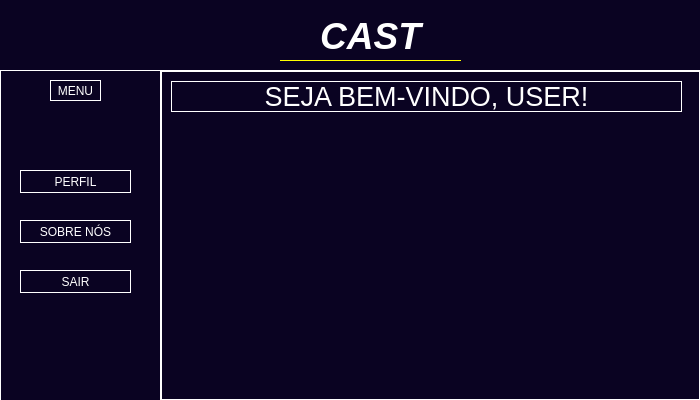
This is telas/tela_menu.ui in Alisson-Rodrigo/poo-II as Qt 5 draws it before an edit. The edited form follows.
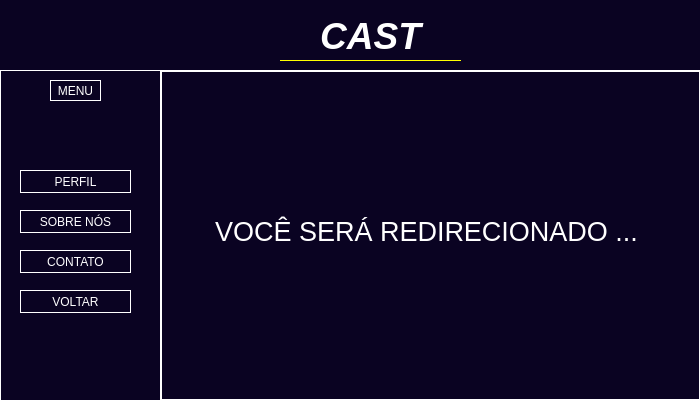
This is the edited form.

```diff
--- a/telas/tela_menu.ui
+++ b/telas/tela_menu.ui
@@ -96,7 +96,7 @@
     <property name="geometry">
      <rect>
       <x>20</x>
-      <y>150</y>
+      <y>140</y>
       <width>111</width>
       <height>23</height>
      </rect>
@@ -122,7 +122,7 @@
     <property name="geometry">
      <rect>
       <x>20</x>
-      <y>200</y>
+      <y>220</y>
       <width>111</width>
       <height>23</height>
      </rect>
@@ -141,7 +141,33 @@
 }</string>
     </property>
     <property name="text">
-     <string>SAIR</string>
+     <string>VOLTAR</string>
+    </property>
+   </widget>
+   <widget class="QPushButton" name="pushButton_5">
+    <property name="geometry">
+     <rect>
+      <x>20</x>
+      <y>180</y>
+      <width>111</width>
+      <height>23</height>
+     </rect>
+    </property>
+    <property name="cursor">
+     <cursorShape>PointingHandCursor</cursorShape>
+    </property>
+    <property name="styleSheet">
+     <string notr="true">QPushButton {
+	color:white;
+}
+
+QPushButton:hover {
+	color:black;
+	background-color: white;
+}</string>
+    </property>
+    <property name="text">
+     <string>CONTATO</string>
     </property>
    </widget>
   </widget>
@@ -186,7 +212,7 @@
     <string notr="true">border: 1px solid white;</string>
    </property>
    <property name="currentIndex">
-    <number>0</number>
+    <number>2</number>
    </property>
    <widget class="QWidget" name="page">
     <widget class="QLabel" name="label">
@@ -374,6 +400,33 @@
      </widget>
     </widget>
    </widget>
+   <widget class="QWidget" name="page_4">
+    <widget class="QLabel" name="label_5">
+     <property name="geometry">
+      <rect>
+       <x>10</x>
+       <y>20</y>
+       <width>511</width>
+       <height>281</height>
+      </rect>
+     </property>
+     <property name="font">
+      <font>
+       <pointsize>20</pointsize>
+      </font>
+     </property>
+     <property name="styleSheet">
+      <string notr="true">color: white;
+border: None;</string>
+     </property>
+     <property name="text">
+      <string>VOCÊ SERÁ REDIRECIONADO ...</string>
+     </property>
+     <property name="alignment">
+      <set>Qt::AlignCenter</set>
+     </property>
+    </widget>
+   </widget>
    <widget class="QWidget" name="page_3">
     <widget class="QTextBrowser" name="textBrowser">
      <property name="geometry">
```
Left out of the diff: 14 changed lines with no effect on the pictures.
